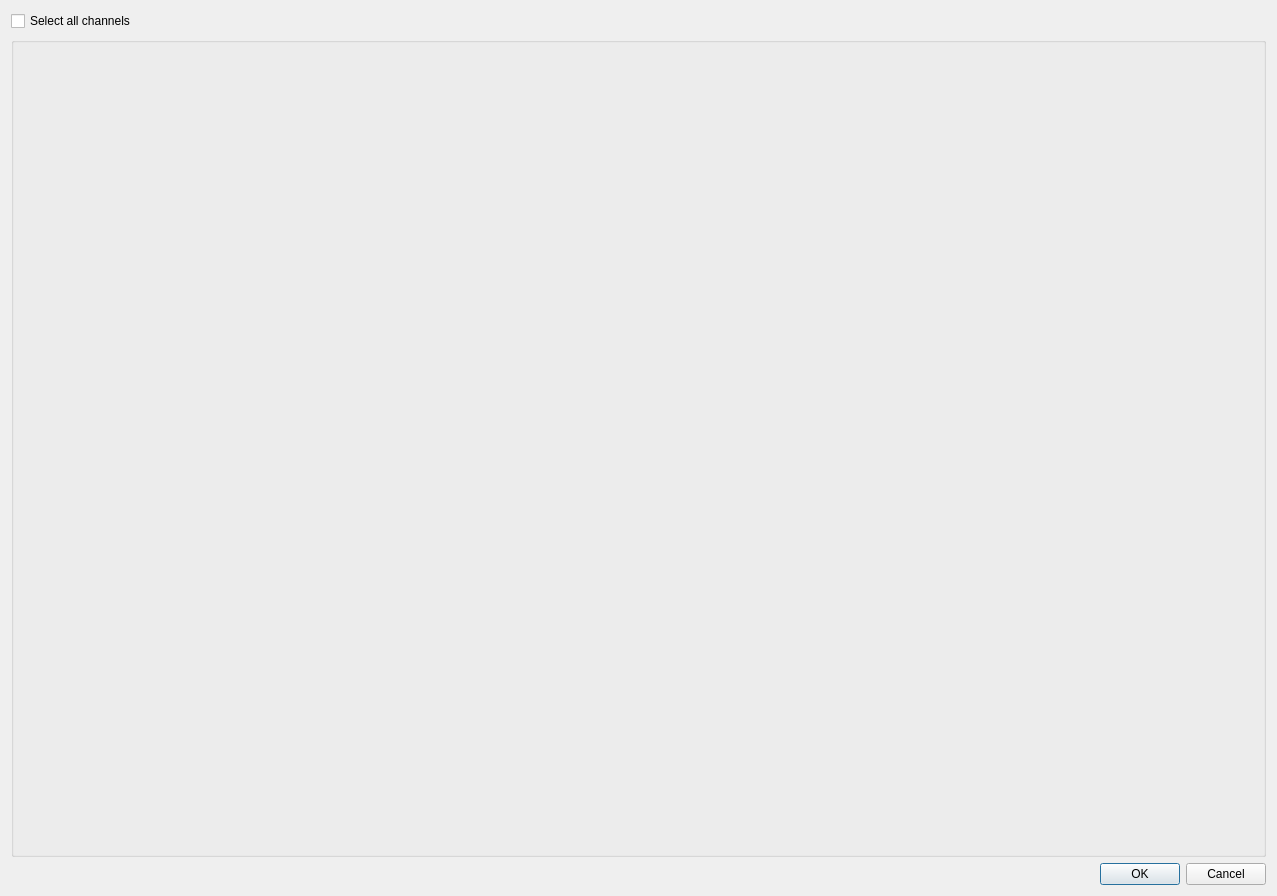
Before: the Qt Designer form guide/DialogChannels.ui in CCC-members/EEG_ArtifacRejection, drawn with Qt 5.
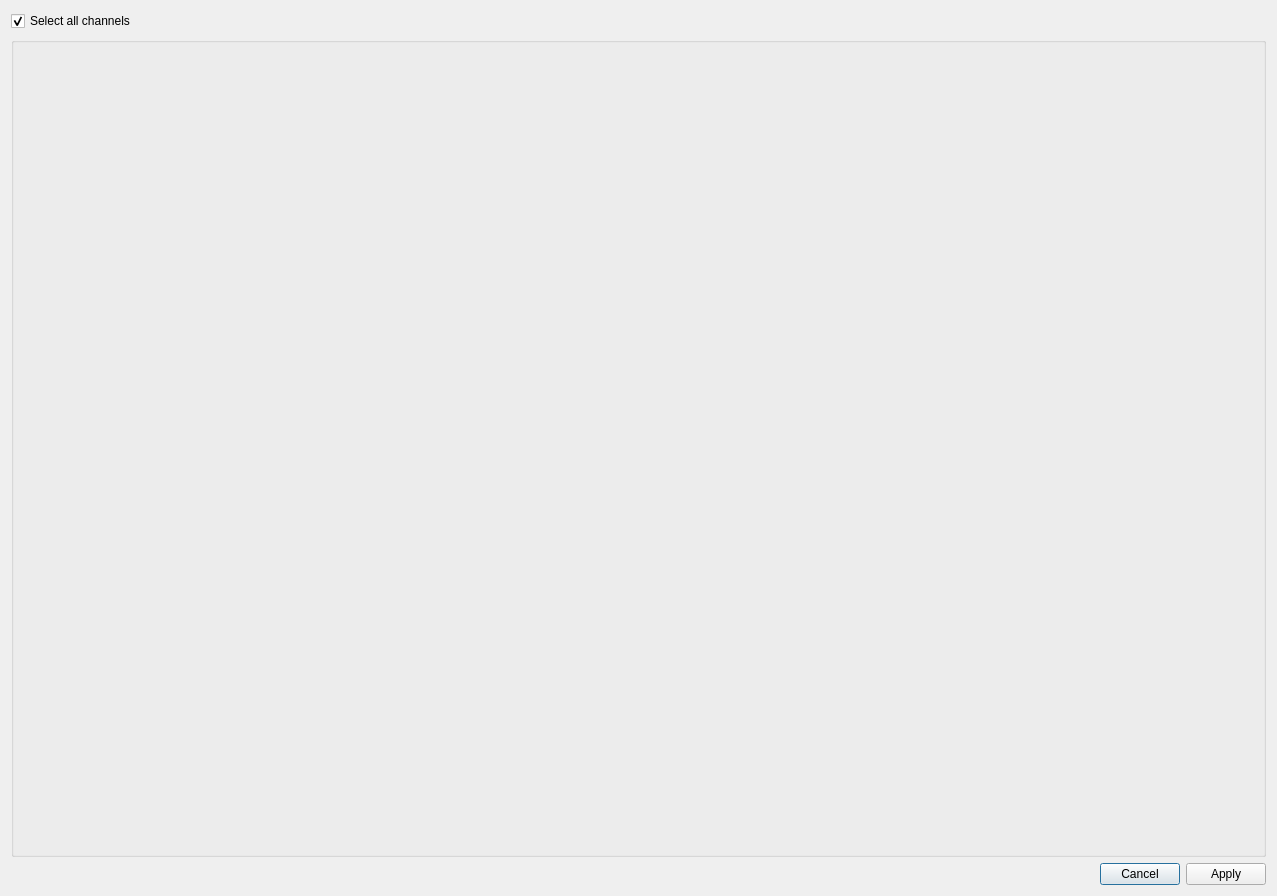
After: the same form once the commit is applied.

```diff
--- a/guide/DialogChannels.ui
+++ b/guide/DialogChannels.ui
@@ -31,6 +31,9 @@
      <property name="text">
       <string>Select all channels</string>
      </property>
+     <property name="checked">
+      <bool>true</bool>
+     </property>
     </widget>
    </item>
    <item row="1" column="0" colspan="2">
@@ -64,7 +67,7 @@
       <enum>Qt::Horizontal</enum>
      </property>
      <property name="standardButtons">
-      <set>QDialogButtonBox::Cancel|QDialogButtonBox::Ok</set>
+      <set>QDialogButtonBox::Apply|QDialogButtonBox::Cancel</set>
      </property>
     </widget>
    </item>
```
